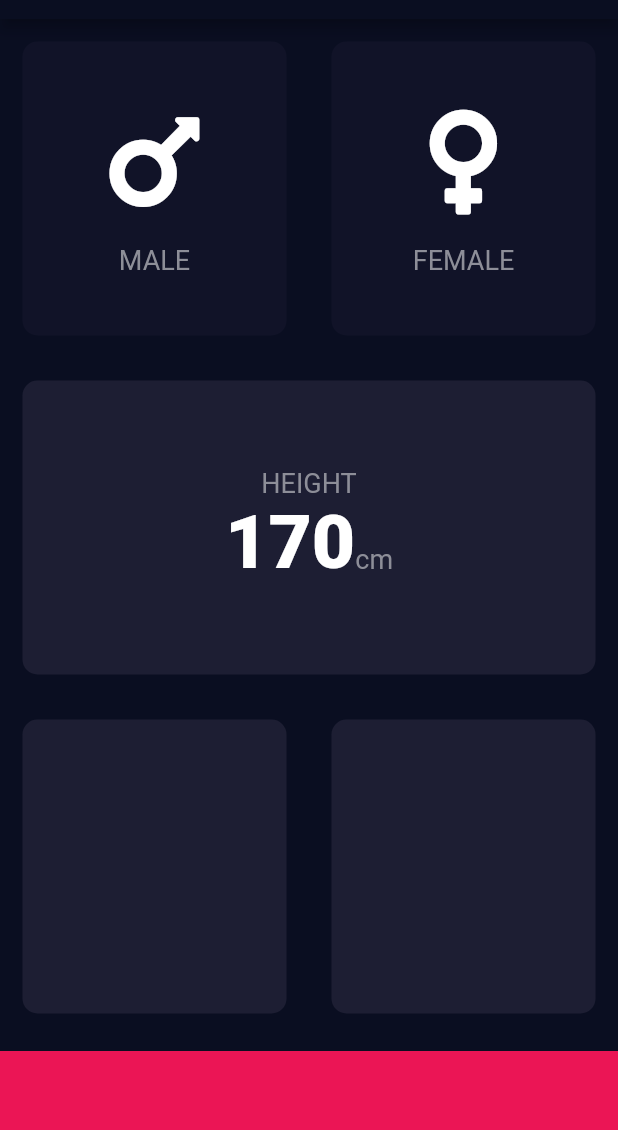
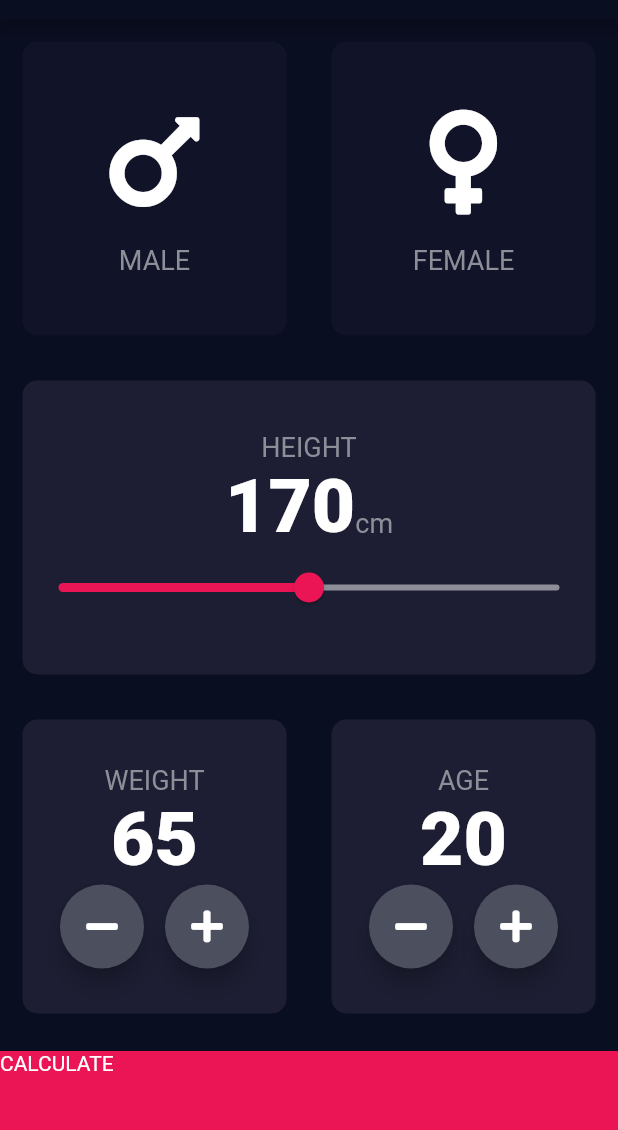
Before and after one commit to mqkotoo/BMI_Caluculator, a Flutter app: the screen it shows after launch, on a phone screen of 412 x 824 dp, the part 65-1195 px from its top. Run offline on Flutter 3.47's test engine with Material 2 defaults, Android fonts, the phone set to English and light mode, and no system bars; our stand-ins replace font_awesome_flutter.

Commit message:
setting weight,age UI

```diff
--- a/lib/input_page.dart
+++ b/lib/input_page.dart
@@ -13,6 +13,10 @@ class InputPage extends StatefulWidget {
 
 class _InputPageState extends State<InputPage> {
   Gender? selectedGender;
+  int height = 170;
+  int weight = 65;
+  int age = 20;
+
 
   @override
   Widget build(BuildContext context) {
@@ -80,9 +84,27 @@ class _InputPageState extends State<InputPage> {
                       crossAxisAlignment: CrossAxisAlignment.baseline,
                       textBaseline: TextBaseline.alphabetic,
                       children: [
-                        Text("170",style: bodyNumberStyle),
-                        Text("cm",style: labelTextStyle,)
+                        Text(
+                          height.toString(),
+                          style: bodyNumberStyle,
+                        ),
+                        Text(
+                          "cm",
+                          style: labelTextStyle,
+                        ),
                       ],
+                    ),
+                    Slider(
+                      value: height.toDouble(),
+                      min: 120.0,
+                      max: 220.0,
+                      activeColor: Color(0xFFEB1555),
+                      inactiveColor: Color(0xFF8D8E98),
+                      onChanged: (double newValue) {
+                        setState(() {
+                          height = newValue.round();
+                        });
+                      },
                     ),
                   ],
                 ),
@@ -96,23 +118,126 @@ class _InputPageState extends State<InputPage> {
                   Expanded(
                     child: reusableCard(
                       color: activeCardColor,
-                  )),
+                      cardChild: Column(
+                        mainAxisAlignment: MainAxisAlignment.center,
+                        children: [
+                          Text(
+                            "WEIGHT",
+                            style: labelTextStyle,
+                          ),
+                          Text(
+                            weight.toString(),
+                            style: bodyNumberStyle,
+                          ),
+                          Row(
+                            mainAxisAlignment: MainAxisAlignment.center,
+                            children: [
+                              RoundIconButton(
+                                icon: FontAwesomeIcons.minus,
+                                onTaped: () {
+                                  setState(() {
+                                    weight--;
+                                  });
+                                },
+                              ),
+                              SizedBox(width: 14.0,),
+                              RoundIconButton(
+                                icon: FontAwesomeIcons.plus,
+                                onTaped: () {
+                                  setState(() {
+                                    weight++;
+                                  });
+                                },
+                              ),
+                            ],
+                          ),
+                        ],
+                      ),
+                    ),
+                  ),
                   // age
                   Expanded(
                     child: reusableCard(
                       color: activeCardColor,
+                      cardChild: Column(
+                        mainAxisAlignment: MainAxisAlignment.center,
+                        children: [
+                          Text(
+                            "AGE",
+                            style: labelTextStyle,
+                          ),
+                          Text(
+                            age.toString(),
+                            style: bodyNumberStyle,
+                          ),
+                          Row(
+                            mainAxisAlignment: MainAxisAlignment.center,
+                            children: [
+                              RoundIconButton(
+                                icon: FontAwesomeIcons.minus,
+                                onTaped: () {
+                                  setState(() {
+                                    age--;
+                                  });
+                                },
+                              ),
+                              SizedBox(width: 14.0,),
+                              RoundIconButton(
+                                icon: FontAwesomeIcons.plus,
+                                onTaped: () {
+                                  setState(() {
+                                    age++;
+                                  });
+                                },
+                              ),
+                            ],
+                          ),
+                        ],
+                      ),
                     ),
                   ),
                 ],
               ),
             ),
-            Container(
+
+            // => ResultPage
+            GestureDetector(
+              onTap: () {
+                Navigator.pushNamed(context, '/result');
+              },
+              child: Container(
+                child: Text("CALCULATE"),
                 color: bottomContainerColor,
                 margin: EdgeInsets.only(top: 10),
                 width: double.infinity,
                 height: bottomContainerHeight,
               ),
+            ),
           ],
         ));
   }
 }
+
+class RoundIconButton extends StatelessWidget {
+
+  RoundIconButton({required this.icon,this.onTaped});
+
+  final IconData? icon;
+
+  final void Function()? onTaped;
+
+  @override
+  Widget build(BuildContext context) {
+    return RawMaterialButton(
+      child: Icon(icon),
+      onPressed: onTaped,
+      elevation: 6.0,
+      constraints: BoxConstraints.tightFor(
+        width: 56.0,
+        height: 56.0
+      ),
+      shape: CircleBorder(),
+      fillColor: Color(0xFF4C4F5E),
+    );
+  }
+}
--- a/lib/main.dart
+++ b/lib/main.dart
@@ -1,3 +1,4 @@
+import 'package:bmi_calculator/result_page.dart';
 import 'package:flutter/material.dart';
 
 import 'input_page.dart';
@@ -12,9 +13,13 @@ class BMICalculator extends StatelessWidget {
   @override
   Widget build(BuildContext context) {
     return MaterialApp(
+      routes: {
+        '/result' : (context) => ResultPage(),
+      },
       theme: ThemeData.dark().copyWith(
         colorScheme:
         const ColorScheme.light(primary: Color(0xFF0A0E21)),
+        scaffoldBackgroundColor: Color(0xFF0A0E21)
       ),
       home: InputPage(),
     );
--- /dev/null
+++ b/lib/result_page.dart
@@ -0,0 +1,13 @@
+import 'package:flutter/material.dart';
+
+class ResultPage extends StatelessWidget {
+ @override
+  Widget build(BuildContext context) {
+    return Scaffold(
+      appBar: AppBar(
+        title: Text("BMI CALCULATOR"),
+      ),
+      body: Text('Hello'),
+    );
+  }
+}
```
Lines whose indentation alone changed are shown as unchanged.
